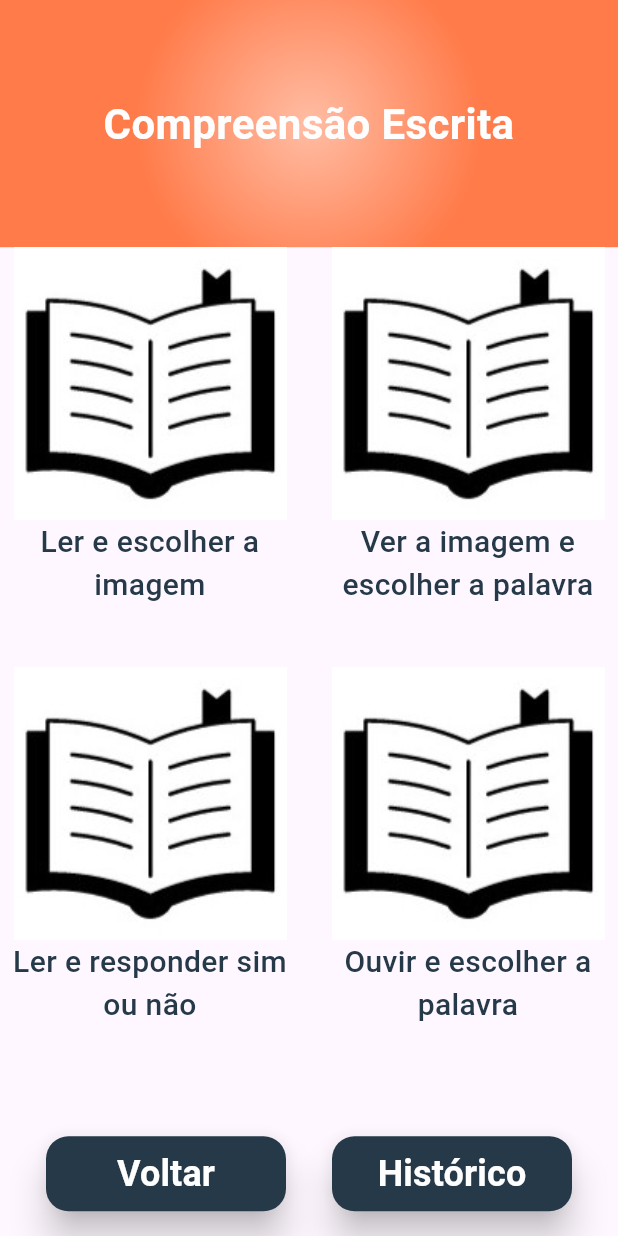
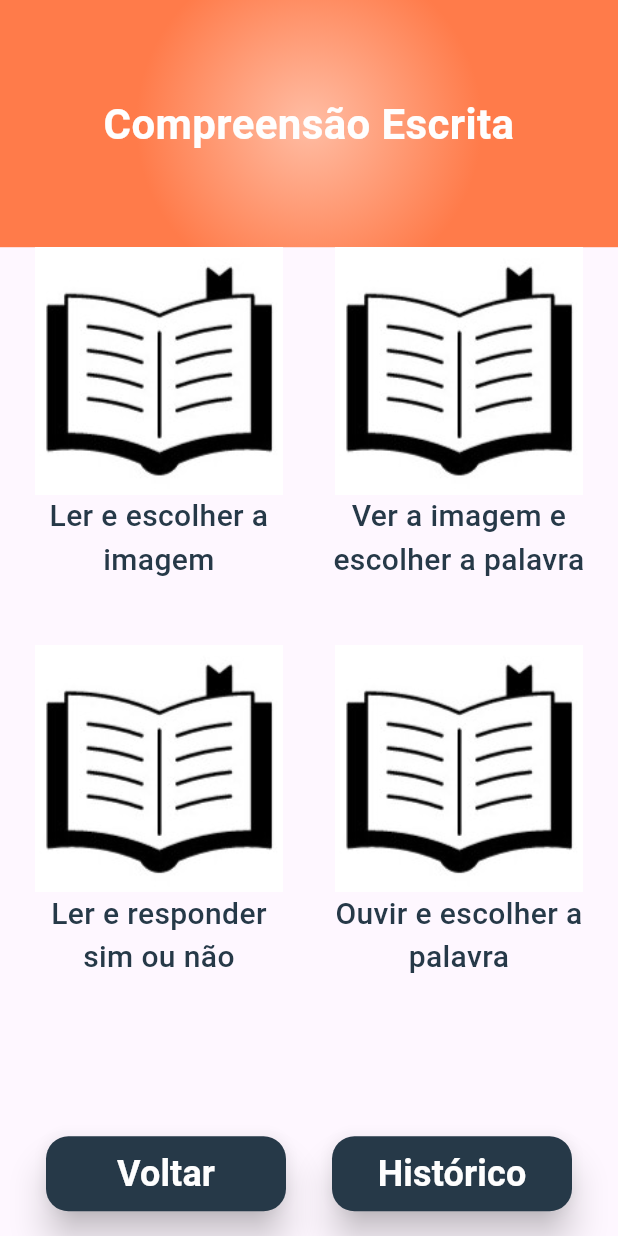
Before and after one commit to guiGarcia42/FonoTerapia, a Flutter app: the MenuPage screen opened by its route, after a tap on "Compreensão Escrita", on a phone screen of 412 x 824 dp. Run offline on Flutter 3.47's test engine with Material 3 defaults, Android fonts, the light colour scheme and no system bars; our stand-ins replace audioplayers, diacritic, google_fonts, sqflite; missing offline and left inert: animated_card; accounts and stored records are empty; statements that could not run were skipped.

Commit message:
Finalized  fixing responsivity

```diff
--- a/lib/modules/home/home_page.dart
+++ b/lib/modules/home/home_page.dart
@@ -78,7 +78,7 @@ class HomePage extends StatelessWidget {
                             style: TextStyles.title.copyWith(
                               fontSize: responsiveSize
                                   .scaleSize(TextStyles.title.fontSize!),
-                                  color: AppColors.darkGray,
+                              color: AppColors.darkGray,
                             ),
                           ),
                         ),
@@ -92,10 +92,6 @@ class HomePage extends StatelessWidget {
                             color: AppColors.darkGray,
                             onPressed: () {
                               Navigator.pushNamed(context, "/about");
-
-                              print(responsiveSize.mediaQueryData.shortestSide);
-                              print(responsiveSize.scaleSize(
-                                  TextStyles.buttonDescription.fontSize!));
                             },
                           ),
                           IconButtonWithDescription(
--- a/lib/modules/menu/menu_page.dart
+++ b/lib/modules/menu/menu_page.dart
@@ -32,13 +32,15 @@ class MenuPage extends StatelessWidget {
                 return Expanded(
                   child: Padding(
                     padding: EdgeInsets.symmetric(
-                      horizontal: responsiveSize.scaleSize(5),
+                      horizontal: responsiveSize.scaleSize(20),
                     ),
                     child: GridView.builder(
                       itemCount: categories.length,
                       gridDelegate: SliverGridDelegateWithFixedCrossAxisCount(
                         crossAxisCount: 2,
-                        childAspectRatio: responsiveSize.scaleSize(1),
+                        childAspectRatio: responsiveSize.isMini()
+                            ? responsiveSize.scaleSize(1.5)
+                            : responsiveSize.scaleSize(1),
                         crossAxisSpacing: responsiveSize.scaleSize(25),
                         mainAxisSpacing: responsiveSize.scaleSize(50),
                       ),
--- a/lib/modules/option/option_page.dart
+++ b/lib/modules/option/option_page.dart
@@ -19,8 +19,6 @@ class OptionPage extends StatelessWidget {
 
   @override
   Widget build(BuildContext context) {
-    final aspectRatioFactor = responsiveSize.width / 400;
-
     return Scaffold(
       body: Column(
         crossAxisAlignment: CrossAxisAlignment.center,
@@ -43,13 +41,15 @@ class OptionPage extends StatelessWidget {
                 return Expanded(
                   child: Padding(
                     padding: EdgeInsets.symmetric(
-                      horizontal: responsiveSize.scaleSize(5),
+                      horizontal: responsiveSize.scaleSize(20),
                     ),
                     child: GridView.builder(
                       itemCount: subCategories.length,
                       gridDelegate: SliverGridDelegateWithFixedCrossAxisCount(
                         crossAxisCount: 2,
-                        childAspectRatio: responsiveSize.scaleSize(1),
+                        childAspectRatio: responsiveSize.isMini()
+                            ? responsiveSize.scaleSize(1.5)
+                            : responsiveSize.scaleSize(1),
                         crossAxisSpacing: responsiveSize.scaleSize(25),
                         mainAxisSpacing: responsiveSize.scaleSize(50),
                       ),
--- a/lib/shared/assets/app_text_styles.dart
+++ b/lib/shared/assets/app_text_styles.dart
@@ -49,12 +49,12 @@ class TextStyles {
     color: Colors.black
   );
   static final textField = GoogleFonts.lexendDeca(
-    fontSize: 16,
+    fontSize: 18,
     fontWeight: FontWeight.w600,
     color: AppColors.background,
   );
   static final titleListTile = GoogleFonts.lexendDeca(
-    fontSize: 18,
+    fontSize: 20,
     fontWeight: FontWeight.w700,
     color: AppColors.background,
   );
--- a/lib/shared/utils/responsive_size.dart
+++ b/lib/shared/utils/responsive_size.dart
@@ -9,23 +9,25 @@ class ResponsiveSize {
       ResponsiveSize(mediaQueryData: MediaQuery.sizeOf(context));
 
   double scaleSize(double size) {
-    double shortestSide = mediaQueryData.shortestSide;
+    double longestSide = mediaQueryData.longestSide;
+    print(longestSide);
 
-    const tabletXl = 1000;
-    const tabletLg = 800;
-    const tabletSm = 600;
-    const phoneLg = 400;
+    const tabletL = 1300;
+    const tabletM = 1100;
+    const phoneL = 900;
+    const phoneM = 700;
 
-    if (shortestSide >= tabletXl) {
-      return size * 1.25;
-    } else if (shortestSide >= tabletLg) {
-      return size * 1.15;
-    } else if (shortestSide >= tabletSm) {
+    if (longestSide >= tabletL) {
+      return size * 1.4;
+    } else if (longestSide >= tabletM) {
+      return size * 1.2;
+    } else if (longestSide >= phoneL) {
       return size * 1;
-    } else if (shortestSide >= phoneLg) {
+    } else if (longestSide >= phoneM) {
       return size * .8;
     } else {
-      return size * .7; // small phone
+      // small phone
+      return size * .65;
     }
   }
 
@@ -33,7 +35,12 @@ class ResponsiveSize {
   double get width => mediaQueryData.width;
 
   bool isTablet() {
-    final shortestSide = mediaQueryData.shortestSide;
-    return shortestSide >= 600;
+    final longestSide = mediaQueryData.longestSide;
+    return longestSide > 1100;
+  }
+
+    bool isMini() {
+    final longestSide = mediaQueryData.longestSide;
+    return longestSide < 700;
   }
 }
--- a/lib/shared/widgets/picture_button_with_description.dart
+++ b/lib/shared/widgets/picture_button_with_description.dart
@@ -25,14 +25,17 @@ class PictureButtonWithDescription extends StatelessWidget {
               fit: BoxFit.fill,
             ),
           ),
-          Text(
-            description,
-            style: TextStyles.textLargeRegular.copyWith(
-              fontSize: responsiveSize.scaleSize(TextStyles.textLargeRegular.fontSize!),
+          SizedBox(
+            height: responsiveSize.scaleSize(TextStyles.textLargeRegular.fontSize! * 3),
+            child: Text(
+              description,
+              style: TextStyles.textLargeRegular.copyWith(
+                fontSize: responsiveSize.scaleSize(TextStyles.textLargeRegular.fontSize!),
+              ),
+              textAlign: TextAlign.center,
+              maxLines: 2,
+              overflow: TextOverflow.ellipsis,
             ),
-            textAlign: TextAlign.center,
-            maxLines: 3,
-            overflow: TextOverflow.ellipsis,
           ),
         ],
       ),
```
Also changed, not shown: lib/modules/game/game_page.dart (+71 -48 lines), lib/modules/game/game_result_dialog.dart (+16 -7 lines), lib/modules/game/widgets/build_game_list_of_options.dart (+38 -42 lines), lib/modules/game/widgets/build_game_question.dart (+30 -18 lines), lib/modules/game/widgets/error_text_container.dart (+9 -6 lines), lib/modules/game/widgets/game_configuration_dialog.dart (+40 -33 lines), lib/modules/game/widgets/text_container_button.dart (+9 -5 lines), lib/modules/history/history_page.dart (+45 -20 lines), lib/shared/widgets/progress_indicator_with_text.dart (renamed from lib/shared/widgets/progress_indicator_with_percentage_text.dart, +12 -7 lines), lib/main.dart (line endings or trailing spaces).
